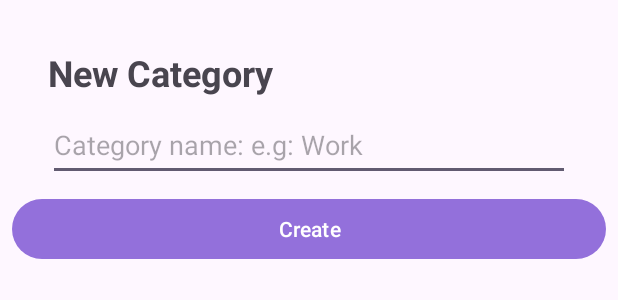
After one commit to hallanbatman/TaskBeat, an Android app: the layout create_category_bottom_sheet.xml on its own in the app's theme, with its tools: preview values and no code run, on a phone screen of 412 x 824 dp. The commit adds this screen. Shown: the top 300 px of the screen. Run offline under Robolectric (Android 15) with nearby library versions, the phone set to English and light mode, and no system bars.

Commit message:
Improving UI with a button for a new category.

```diff
--- a/app/build.gradle.kts
+++ b/app/build.gradle.kts
@@ -39,8 +39,6 @@ android {
 dependencies {
     val room_version = "2.6.1"
 
-
-
     implementation("androidx.core:core-ktx:1.12.0")
     implementation("androidx.appcompat:appcompat:1.6.1")
     implementation("com.google.android.material:material:1.11.0")
--- /dev/null
+++ b/app/src/main/res/layout/create_category_bottom_sheet.xml
@@ -0,0 +1,37 @@
+<?xml version="1.0" encoding="utf-8"?>
+<LinearLayout xmlns:android="http://schemas.android.com/apk/res/android"
+    android:layout_width="match_parent"
+    android:layout_height="wrap_content"
+    android:orientation="vertical">
+
+    <TextView
+        android:id="@+id/tv_title"
+        android:layout_width="match_parent"
+        android:layout_height="wrap_content"
+        android:layout_marginTop="32dp"
+        android:layout_marginStart="32dp"
+        android:layout_marginEnd="32dp"
+        android:text="New Category"
+        android:textSize="24sp"
+        android:textStyle="bold" />
+
+    <com.google.android.material.textfield.TextInputEditText
+        android:id="@+id/tie_category_name"
+        android:layout_width="match_parent"
+        android:layout_height="wrap_content"
+        android:layout_marginTop="8dp"
+        android:layout_marginStart="32dp"
+        android:layout_marginEnd="32dp"
+        android:hint="Category name: e.g: Work"
+        android:minHeight="48dp" />
+
+    <Button
+        android:id="@+id/btn_category_create"
+        android:layout_width="match_parent"
+        android:layout_height="wrap_content"
+        android:layout_marginStart="8dp"
+        android:layout_marginTop="8dp"
+        android:layout_marginEnd="8dp"
+        android:text="Create" />
+
+</LinearLayout>
```
Also changed, not shown: app/src/main/java/com/devspace/taskbeats/CategoryDao.kt (added, +21 -0 lines), app/src/main/java/com/devspace/taskbeats/CategoryEntity.kt (added, +14 -0 lines), app/src/main/java/com/devspace/taskbeats/CreateCategoryBottomSheet.kt (added, +33 -0 lines), app/src/main/java/com/devspace/taskbeats/MainActivity.kt (+90 -77 lines), app/src/main/java/com/devspace/taskbeats/TaskBeatDataBase.kt (added, +12 -0 lines), app/src/main/java/com/devspace/taskbeats/TaskDao.kt (added, +16 -0 lines), app/src/main/java/com/devspace/taskbeats/TaskEntity.kt (added, +12 -0 lines).
